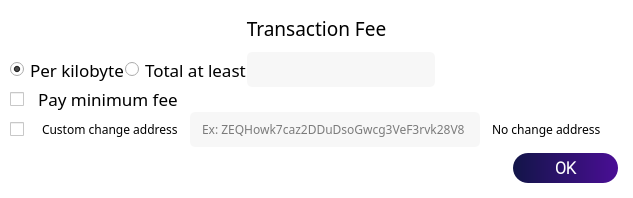
Qt form src/qt/forms/macforms/transactionfees.ui (noirofficial/noir) before a commit.
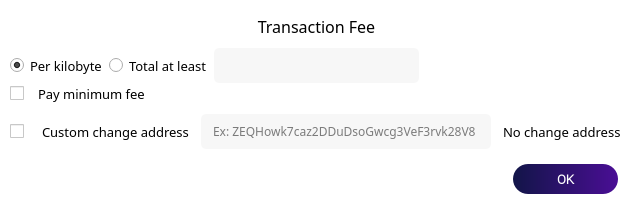
The same form after that commit. Custom widgets are drawn as their Qt base class.

```diff
--- a/src/qt/forms/macforms/transactionfees.ui
+++ b/src/qt/forms/macforms/transactionfees.ui
@@ -7,7 +7,7 @@
     <x>0</x>
     <y>0</y>
     <width>633</width>
-    <height>198</height>
+    <height>209</height>
    </rect>
   </property>
   <property name="minimumSize">
@@ -96,7 +96,7 @@
             <property name="font">
              <font>
               <family>ZoinRegular</family>
-              <pointsize>14</pointsize>
+              <pointsize>12</pointsize>
               <weight>50</weight>
               <bold>false</bold>
              </font>
@@ -122,14 +122,14 @@
           <item>
            <layout class="QHBoxLayout" name="horizontalLayoutFee13_3">
             <property name="spacing">
-             <number>-1</number>
+             <number>6</number>
             </property>
             <item>
              <widget class="QRadioButton" name="radioCustomPerKilobyte">
               <property name="font">
                <font>
                 <family>ZoinLight</family>
-                <pointsize>13</pointsize>
+                <pointsize>10</pointsize>
                </font>
               </property>
               <property name="toolTip">
@@ -152,7 +152,7 @@
               <property name="font">
                <font>
                 <family>ZoinLight</family>
-                <pointsize>13</pointsize>
+                <pointsize>10</pointsize>
                </font>
               </property>
               <property name="toolTip">
@@ -222,7 +222,7 @@
               <property name="font">
                <font>
                 <family>ZoinLight</family>
-                <pointsize>13</pointsize>
+                <pointsize>10</pointsize>
                </font>
               </property>
               <property name="toolTip">
@@ -283,6 +283,7 @@
             <property name="font">
              <font>
               <family>ZoinLight</family>
+              <pointsize>10</pointsize>
              </font>
             </property>
             <property name="text">
@@ -332,6 +333,7 @@
             <property name="font">
              <font>
               <family>ZoinLight</family>
+              <pointsize>10</pointsize>
              </font>
             </property>
             <property name="text">
@@ -388,7 +390,7 @@
           <property name="font">
            <font>
             <family>Roboto Light</family>
-            <pointsize>12</pointsize>
+            <pointsize>10</pointsize>
             <weight>75</weight>
             <bold>true</bold>
            </font>
```
